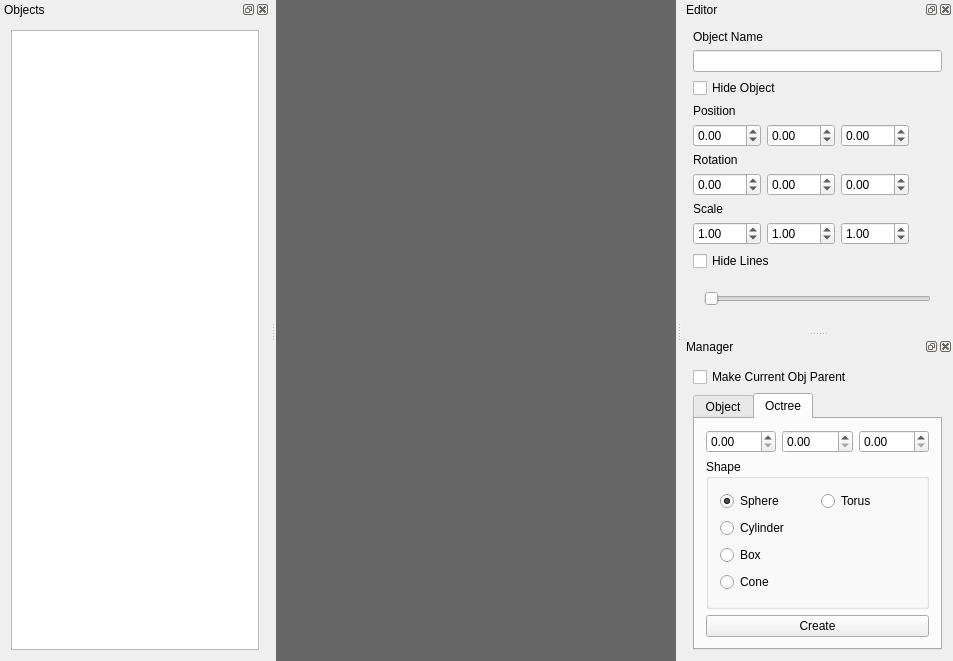
This is ModelagemQT/mainwindow.ui in RicardoBusta/Doutorado as Qt 5 draws it before an edit. The edited form follows.
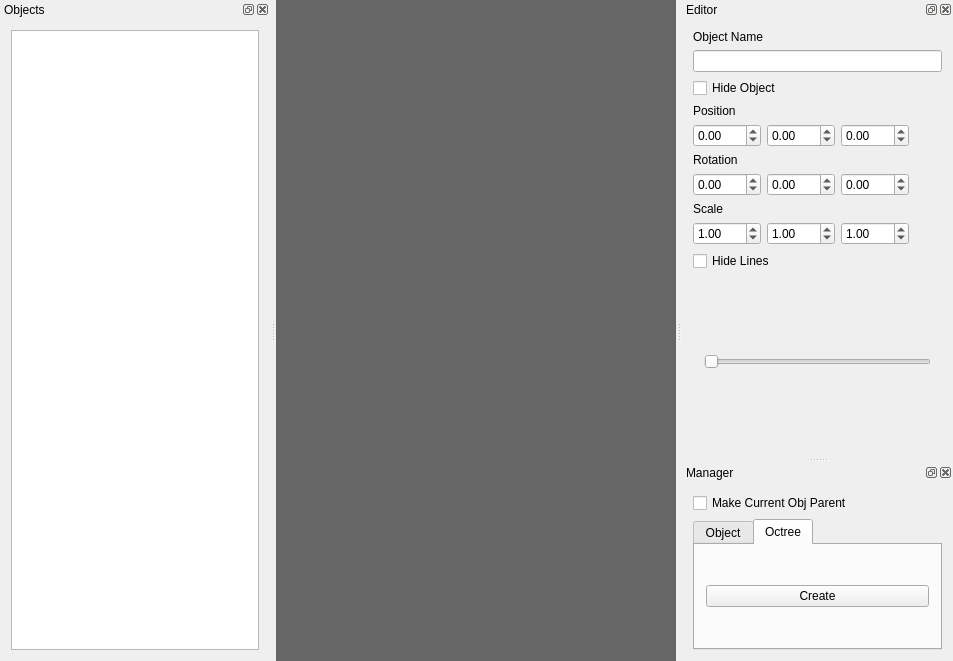
This is the edited form. Custom widgets are drawn as their Qt base class.

The edit to the form file:
```diff
--- a/ModelagemQT/mainwindow.ui
+++ b/ModelagemQT/mainwindow.ui
@@ -337,66 +337,6 @@
          <string>Octree</string>
         </attribute>
         <layout class="QVBoxLayout" name="verticalLayout_6">
-         <item>
-          <layout class="QHBoxLayout" name="horizontalLayout">
-           <item>
-            <widget class="QDoubleSpinBox" name="prop1"/>
-           </item>
-           <item>
-            <widget class="QDoubleSpinBox" name="prop2"/>
-           </item>
-           <item>
-            <widget class="QDoubleSpinBox" name="prop3"/>
-           </item>
-          </layout>
-         </item>
-         <item>
-          <widget class="QGroupBox" name="groupBox">
-           <property name="title">
-            <string>Shape</string>
-           </property>
-           <layout class="QGridLayout" name="gridLayout_2">
-            <item row="0" column="0">
-             <widget class="QRadioButton" name="sphere_radioButton">
-              <property name="text">
-               <string>Sphere</string>
-              </property>
-              <property name="checked">
-               <bool>true</bool>
-              </property>
-             </widget>
-            </item>
-            <item row="1" column="0">
-             <widget class="QRadioButton" name="cylinder_radioButton">
-              <property name="text">
-               <string>Cylinder</string>
-              </property>
-             </widget>
-            </item>
-            <item row="2" column="0">
-             <widget class="QRadioButton" name="box_radioButton">
-              <property name="text">
-               <string>Box</string>
-              </property>
-             </widget>
-            </item>
-            <item row="3" column="0">
-             <widget class="QRadioButton" name="cone_radioButton">
-              <property name="text">
-               <string>Cone</string>
-              </property>
-             </widget>
-            </item>
-            <item row="0" column="1">
-             <widget class="QRadioButton" name="torus_radioButton">
-              <property name="text">
-               <string>Torus</string>
-              </property>
-             </widget>
-            </item>
-           </layout>
-          </widget>
-         </item>
          <item>
           <widget class="QPushButton" name="octree_create_button">
            <property name="text">
```
Left out of the diff: 6 changed lines with no effect on the pictures.
